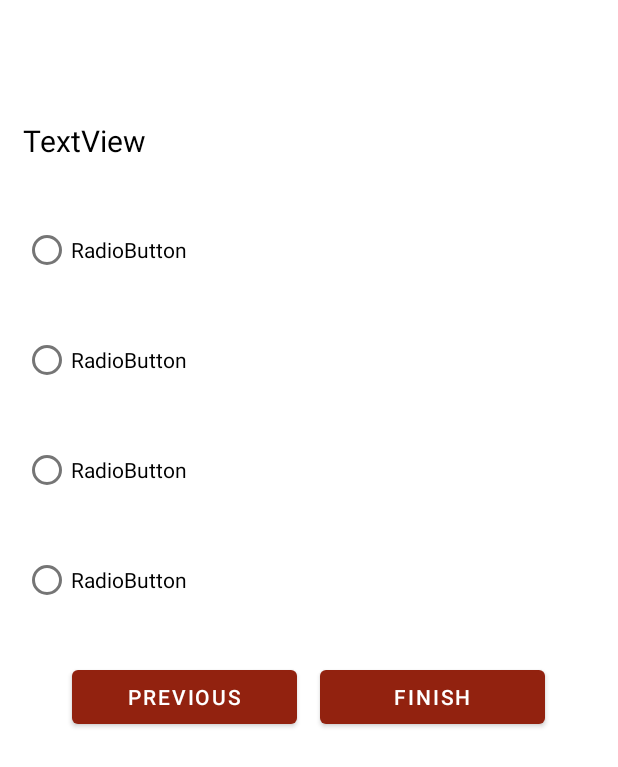
After one commit to SaleemMaini/ExamApp, an Android app: the QuestionFive screen opened directly, with no data from a screen before it, on a phone screen of 412 x 824 dp. The commit adds this screen. Shown: the top 767 px of the screen. Run offline under Robolectric (Android 15) with nearby library versions, the phone set to English and light mode, and no system bars.

Commit message:
16/6/2021  05:33 pM

```diff
--- a/app/src/main/AndroidManifest.xml
+++ b/app/src/main/AndroidManifest.xml
@@ -9,6 +9,11 @@
         android:roundIcon="@mipmap/ic_launcher_round"
         android:supportsRtl="true"
         android:theme="@style/HiddenTitleTheme">
+        <activity android:name=".Views.QuestionFive"></activity>
+        <activity android:name=".Views.QuestionFour" />
+        <activity android:name=".Views.QuestionThree" />
+        <activity android:name=".Views.QuestionTwo" />
+        <activity android:name=".Views.QuestionOne" />
         <activity android:name=".Views.EditQuestionActivity" />
         <activity android:name=".Views.AddQuestionActivity" />
         <activity android:name=".Views.ActivityQuestionMangment" />
--- /dev/null
+++ b/app/src/main/java/com/example/examapp/Views/QuestionFive.java
@@ -0,0 +1,16 @@
+package com.example.examapp.Views;
+
+import androidx.appcompat.app.AppCompatActivity;
+
+import android.os.Bundle;
+
+import com.example.examapp.R;
+
+public class QuestionFive extends AppCompatActivity {
+
+    @Override
+    protected void onCreate(Bundle savedInstanceState) {
+        super.onCreate(savedInstanceState);
+        setContentView(R.layout.activity_question_five);
+    }
+}
--- /dev/null
+++ b/app/src/main/res/layout/activity_question_five.xml
@@ -0,0 +1,79 @@
+<?xml version="1.0" encoding="utf-8"?>
+<LinearLayout xmlns:android="http://schemas.android.com/apk/res/android"
+    xmlns:app="http://schemas.android.com/apk/res-auto"
+    xmlns:tools="http://schemas.android.com/tools"
+    android:layout_width="match_parent"
+    android:layout_height="wrap_content"
+    android:orientation="vertical"
+    tools:context=".Views.QuestionTwo">
+
+    <TextView
+        android:id="@+id/questionOneText"
+        android:layout_width="wrap_content"
+        android:layout_height="wrap_content"
+        android:layout_marginLeft="15dp"
+        android:layout_marginTop="80dp"
+        android:layout_weight="1"
+        android:text="TextView"
+        android:textColor="@color/black"
+        android:textSize="20sp" />
+
+    <RadioGroup
+        android:layout_width="match_parent"
+        android:layout_height="match_parent"
+        android:layout_marginLeft="15dp"
+        android:layout_marginTop="35dp"
+        android:layout_marginRight="15dp"
+        android:layout_weight="1">
+
+        <RadioButton
+            android:id="@+id/radioButton"
+            android:layout_width="match_parent"
+            android:layout_height="wrap_content"
+            android:layout_marginBottom="25dp"
+            android:text="RadioButton" />
+
+        <RadioButton
+            android:id="@+id/radioButton5"
+            android:layout_width="match_parent"
+            android:layout_height="wrap_content"
+            android:layout_marginBottom="25dp"
+            android:text="RadioButton" />
+
+        <RadioButton
+            android:id="@+id/radioButton6"
+            android:layout_width="match_parent"
+            android:layout_height="wrap_content"
+            android:layout_marginBottom="25dp"
+            android:text="RadioButton" />
+
+        <RadioButton
+            android:id="@+id/radioButton7"
+            android:layout_width="match_parent"
+            android:layout_height="wrap_content"
+            android:text="RadioButton" />
+
+    </RadioGroup>
+
+    <LinearLayout
+        android:layout_width="match_parent"
+        android:layout_height="match_parent"
+        android:layout_marginTop="30dp"
+        android:layout_weight="1"
+        android:gravity="center"
+        android:orientation="horizontal">
+
+        <Button
+            android:id="@+id/prvBtnQuestion1"
+            android:layout_width="150dp"
+            android:layout_height="wrap_content"
+            android:layout_marginRight="15dp"
+            android:text="previous" />
+
+        <Button
+            android:id="@+id/nextBtnQuestion1"
+            android:layout_width="150dp"
+            android:layout_height="wrap_content"
+            android:text="finish" />
+    </LinearLayout>
+</LinearLayout>
```
Also changed, not shown: app/src/main/java/com/example/examapp/Views/QuestionFour.java (added, +16 -0 lines), app/src/main/java/com/example/examapp/Views/QuestionOne.java (added, +16 -0 lines), app/src/main/java/com/example/examapp/Views/QuestionThree.java (added, +16 -0 lines), app/src/main/java/com/example/examapp/Views/QuestionTwo.java (added, +16 -0 lines), app/src/main/res/layout/activity_courses.xml (+4 -4 lines), app/src/main/res/layout/activity_question_four.xml (added, +79 -0 lines), app/src/main/res/layout/activity_question_one.xml (added, +79 -0 lines), app/src/main/res/layout/activity_question_three.xml (added, +79 -0 lines), app/src/main/res/layout/activity_question_two.xml (added, +79 -0 lines).
